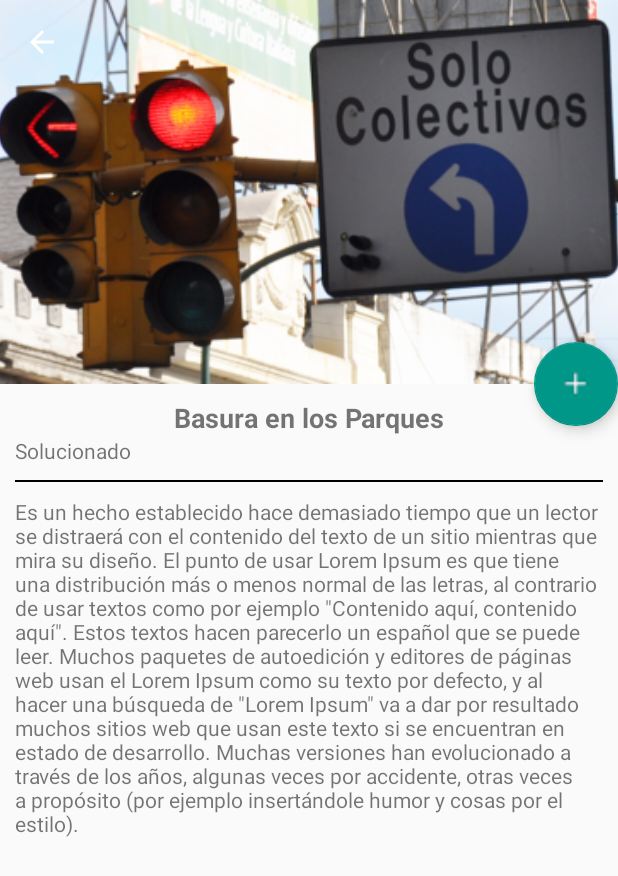
After one commit to YONATTANVA/DINCI-APP, an Android app: the CardViewDetailActivity screen opened directly, with no data from a screen before it, on a phone screen of 412 x 824 dp. The commit adds this screen. Shown: the top 876 px of the screen. Run offline under Robolectric (Android 15) with nearby library versions, the phone set to English and light mode, and no system bars.

Commit message:
Pantalla de Detalle de Incidente
se agrego una nueva activadad donde se muestra el detalle del incidente seleccionado

```diff
--- a/app/src/main/AndroidManifest.xml
+++ b/app/src/main/AndroidManifest.xml
@@ -2,7 +2,8 @@
 <manifest xmlns:android="http://schemas.android.com/apk/res/android"
     package="com.oldspace.starcraftnet">
 
-    <uses-permission android:name="android.permission.INTERNET"/>
+    <uses-permission android:name="android.permission.INTERNET" />
+
     <application
         android:allowBackup="true"
         android:icon="@drawable/logo"
@@ -21,6 +22,8 @@
             android:name=".view.CreateAccountActivity"
             android:parentActivityName=".LoginActivity" />
         <activity android:name=".view.ContainerActivity" />
+        <activity android:name=".view.CardViewDetailActivity"
+            android:parentActivityName=".view.ContainerActivity"></activity>
     </application>
 
 </manifest>
--- a/app/src/main/java/com/oldspace/starcraftnet/adapter/IncidentRecyclerView.java
+++ b/app/src/main/java/com/oldspace/starcraftnet/adapter/IncidentRecyclerView.java
@@ -1,6 +1,7 @@
 package com.oldspace.starcraftnet.adapter;
 
 import android.app.Activity;
+import android.content.Intent;
 import android.support.v7.widget.CardView;
 import android.support.v7.widget.RecyclerView;
 import android.view.LayoutInflater;
@@ -12,6 +13,8 @@ import android.widget.Toast;
 
 import com.oldspace.starcraftnet.Model.Incident;
 import com.oldspace.starcraftnet.R;
+import com.oldspace.starcraftnet.view.CardViewDetailActivity;
+import com.oldspace.starcraftnet.view.CreateAccountActivity;
 import com.squareup.picasso.Picasso;
 
 import java.util.ArrayList;
@@ -44,7 +47,7 @@ public class IncidentRecyclerView extends RecyclerView.Adapter<IncidentRecyclerV
 
     //en este metodo el translado de datos de los objetos del array al cardview
     @Override
-    public void onBindViewHolder(IncidentViewHolder holder, int position) {
+    public void onBindViewHolder(final IncidentViewHolder holder, int position) {
         Incident incident = incidents.get(position);//asigna una posicion para cada objeto
         Picasso.with(activity).load(incident.getImage()).into(holder.cardImage);
         holder.cardName.setText(incident.getName());
@@ -55,7 +58,8 @@ public class IncidentRecyclerView extends RecyclerView.Adapter<IncidentRecyclerV
         holder.cardImage.setOnClickListener(new View.OnClickListener() {
             @Override
             public void onClick(View v) {
-                Toast.makeText(activity,"Hola que hace",Toast.LENGTH_SHORT).show();
+                Intent intent = new Intent(activity , CardViewDetailActivity.class);
+                activity.startActivity(intent);
             }
         });
 
--- /dev/null
+++ b/app/src/main/java/com/oldspace/starcraftnet/view/CardViewDetailActivity.java
@@ -0,0 +1,24 @@
+package com.oldspace.starcraftnet.view;
+
+import android.support.v7.app.AppCompatActivity;
+import android.os.Bundle;
+import android.support.v7.widget.Toolbar;
+
+import com.oldspace.starcraftnet.R;
+
+public class CardViewDetailActivity extends AppCompatActivity {
+
+    @Override
+    protected void onCreate(Bundle savedInstanceState) {
+        super.onCreate(savedInstanceState);
+        setContentView(R.layout.activity_card_view_detail);
+        showToolbar("",true);
+    }
+
+    public void showToolbar(String title, boolean upButton){
+        Toolbar toolbar = (Toolbar) findViewById(R.id.toolbar);
+        setSupportActionBar(toolbar);
+        getSupportActionBar().setTitle(title);
+        getSupportActionBar().setDisplayHomeAsUpEnabled(upButton);
+    }
+}
--- /dev/null
+++ b/app/src/main/res/layout/activity_card_view_detail.xml
@@ -0,0 +1,81 @@
+<?xml version="1.0" encoding="utf-8"?>
+<android.support.design.widget.CoordinatorLayout xmlns:android="http://schemas.android.com/apk/res/android"
+    xmlns:app="http://schemas.android.com/apk/res-auto"
+    xmlns:tools="http://schemas.android.com/tools"
+    android:layout_width="match_parent"
+    android:layout_height="match_parent"
+    tools:context="com.oldspace.starcraftnet.view.CardViewDetailActivity">
+
+    <android.support.design.widget.AppBarLayout
+        android:id="@+id/appBar"
+        android:layout_width="match_parent"
+        android:layout_height="@dimen/appBar"
+        android:theme="@style/ThemeOverlay.AppCompat.Dark.ActionBar">
+
+        <android.support.design.widget.CollapsingToolbarLayout
+            android:layout_width="match_parent"
+            android:layout_height="match_parent"
+            app:layout_scrollFlags="scroll|exitUntilCollapsed"
+            app:contentScrim="@color/colorPrimary">
+            <ImageView
+                android:id="@+id/detailCardImage"
+                android:layout_width="match_parent"
+                android:layout_height="match_parent"
+                android:scaleType="centerCrop"
+                android:src="@drawable/incidentedafault"
+                app:layout_collapseMode="parallax"/>
+
+            <android.support.v7.widget.Toolbar
+                android:id="@+id/toolbar"
+                android:layout_width="match_parent"
+                android:layout_height="?attr/actionBarSize"
+                app:popupTheme="@style/ThemeOverlay.AppCompat.Light"
+                app:layout_collapseMode="pin"/>
+
+        </android.support.design.widget.CollapsingToolbarLayout>
+
+    </android.support.design.widget.AppBarLayout>
+
+
+    <android.support.v4.widget.NestedScrollView
+        android:layout_width="match_parent"
+        android:layout_height="match_parent"
+        app:layout_behavior="@string/appbar_scrolling_view_behavior">
+        <LinearLayout
+            android:layout_width="match_parent"
+            android:layout_height="match_parent"
+            android:orientation="vertical"
+            android:layout_margin="@dimen/cardview_margin">
+            <TextView
+                android:id="@+id/detailNameIncident"
+                android:layout_width="match_parent"
+                android:layout_height="wrap_content"
+                android:text="Basura en los Parques"
+                android:textSize="@dimen/titleDetail"
+                android:gravity="center_horizontal"
+                android:textStyle="bold"/>
+            <TextView
+                android:id="@+id/detailEstadoIncident"
+                android:layout_width="match_parent"
+                android:layout_height="wrap_content"
+                android:text="Solucionado"
+                android:layout_marginBottom="@dimen/cardview_margin"/>
+            <View
+                android:layout_width="match_parent"
+                android:layout_height="1dp"
+                android:background="@android:color/black"
+                android:layout_marginBottom="@dimen/cardview_margin"/>
+            <TextView
+                android:id="@+id/detailDescriptionIncident"
+                android:layout_width="match_parent"
+                android:layout_height="wrap_content"
+                android:text="@string/lorem"/>
+        </LinearLayout>
+    </android.support.v4.widget.NestedScrollView>
+    <android.support.design.widget.FloatingActionButton
+        android:layout_width="wrap_content"
+        android:layout_height="wrap_content"
+        android:src="@drawable/plus"
+        app:layout_anchor="@id/appBar"
+        app:layout_anchorGravity="bottom|end"/>
+</android.support.design.widget.CoordinatorLayout>
--- a/app/src/main/res/layout/activity_login.xml
+++ b/app/src/main/res/layout/activity_login.xml
@@ -24,14 +24,23 @@
                 android:paddingLeft="@dimen/padding_login"
                 android:paddingRight="@dimen/padding_login"
                 android:paddingTop="@dimen/fab_margin"
-                android:layout_gravity="top">
+                android:layout_gravity="center">
+                <RelativeLayout
+                    android:layout_width="wrap_content"
+                    android:layout_height="200dp"
+                    android:layout_marginBottom="@dimen/imageLogin">
                     <ImageView
                         android:layout_width="wrap_content"
-                    android:layout_height="200dp"
-                    android:layout_marginBottom="@dimen/imageLogin"
+                        android:layout_height="wrap_content"
                         android:scaleType="fitCenter"
                         android:background="@drawable/logo_login"/>
+                </RelativeLayout>
 
+                <LinearLayout
+                    android:layout_width="match_parent"
+                    android:layout_height="wrap_content"
+                    android:orientation="vertical"
+                    android:layout_marginTop="@dimen/imageLogin">
                     <android.support.design.widget.TextInputLayout
                         android:layout_width="match_parent"
                         android:layout_height="wrap_content"
@@ -64,6 +73,7 @@
                         android:onClick="goContainerView"
                         android:text="@string/txt_login"
                         android:theme="@style/RaisedButtonDark" />
+                </LinearLayout>
 
                 <RelativeLayout
                     android:layout_width="match_parent"
--- a/app/src/main/res/layout/activity_refencia.xml
+++ b/app/src/main/res/layout/activity_refencia.xml
@@ -30,4 +30,5 @@
         android:layout_margin="@dimen/fab_margin"
         app:srcCompat="@android:drawable/ic_dialog_email" />
 
+
 </android.support.design.widget.CoordinatorLayout>
--- a/app/src/main/res/values/dimens.xml
+++ b/app/src/main/res/values/dimens.xml
@@ -15,5 +15,7 @@
     <dimen name="height_bottombar">65dp</dimen>
     <dimen name="cardview_margin">10dp</dimen>
     <dimen name="cardview_content_margin">5dp</dimen>
-    <dimen name="imageLogin">20dp</dimen>
+    <dimen name="imageLogin">30dp</dimen>
+    <dimen name="appBar">256dp</dimen>
+    <dimen name="titleDetail">18sp</dimen>
 </resources>
--- a/app/src/main/res/values/strings.xml
+++ b/app/src/main/res/values/strings.xml
@@ -24,4 +24,5 @@
     <string name="reg_detail">detalle</string>
     <string name="txt_resgister">Registrar</string>
     <string name="hint_phonenumber">telefono</string>
+    <string name="lorem">Es un hecho establecido hace demasiado tiempo que un lector se distraerá con el contenido del texto de un sitio mientras que mira su diseño. El punto de usar Lorem Ipsum es que tiene una distribución más o menos normal de las letras, al contrario de usar textos como por ejemplo \"Contenido aquí, contenido aquí\". Estos textos hacen parecerlo un español que se puede leer. Muchos paquetes de autoedición y editores de páginas web usan el Lorem Ipsum como su texto por defecto, y al hacer una búsqueda de \"Lorem Ipsum\" va a dar por resultado muchos sitios web que usan este texto si se encuentran en estado de desarrollo. Muchas versiones han evolucionado a través de los años, algunas veces por accidente, otras veces a propósito (por ejemplo insertándole humor y cosas por el estilo).</string>
 </resources>
```
Lines whose indentation alone changed are shown as unchanged.
